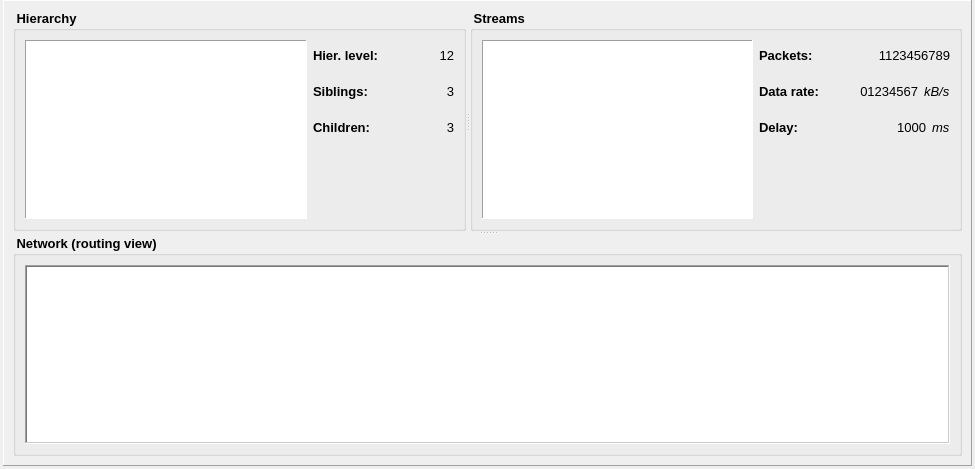
Qt form Homer/forms/Widgets/OverviewNetworkSimulationWidget.ui (Homer-Conferencing/Homer-Conferencing) before a commit.
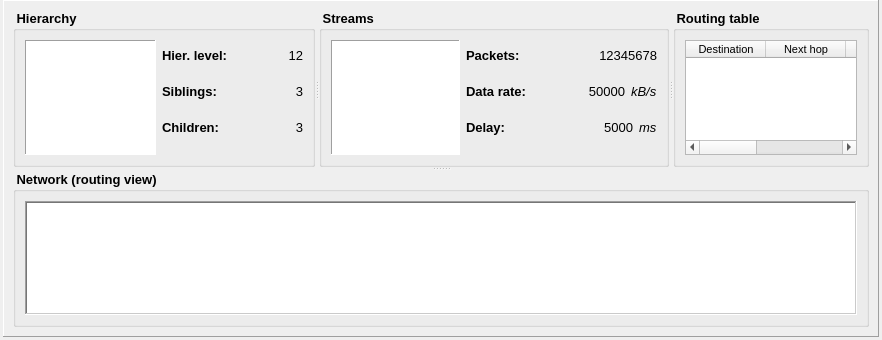
The same form after that commit.

Commit message: - extended simulation

What changed in the file:
```diff
--- a/Homer/forms/Widgets/OverviewNetworkSimulationWidget.ui
+++ b/Homer/forms/Widgets/OverviewNetworkSimulationWidget.ui
@@ -6,8 +6,8 @@
    <rect>
     <x>0</x>
     <y>0</y>
-    <width>975</width>
-    <height>469</height>
+    <width>882</width>
+    <height>340</height>
    </rect>
   </property>
   <property name="font">
@@ -43,7 +43,7 @@
       <property name="frameShadow">
        <enum>QFrame::Raised</enum>
       </property>
-      <layout class="QVBoxLayout" name="verticalLayout_7">
+      <layout class="QVBoxLayout" name="verticalLayout_8">
        <item>
         <widget class="QSplitter" name="splitter_2">
          <property name="orientation">
@@ -114,7 +114,7 @@
                     </property>
                     <property name="maximumSize">
                      <size>
-                      <width>16777215</width>
+                      <width>80</width>
                       <height>30</height>
                      </size>
                     </property>
@@ -175,7 +175,7 @@
                     </property>
                     <property name="maximumSize">
                      <size>
-                      <width>16777215</width>
+                      <width>80</width>
                       <height>30</height>
                      </size>
                     </property>
@@ -201,7 +201,7 @@
                    <widget class="QLabel" name="mLbSiblings">
                     <property name="minimumSize">
                      <size>
-                      <width>50</width>
+                      <width>20</width>
                       <height>0</height>
                      </size>
                     </property>
@@ -227,13 +227,13 @@
                    <widget class="QLabel" name="label_7">
                     <property name="minimumSize">
                      <size>
-                      <width>0</width>
+                      <width>80</width>
                       <height>30</height>
                      </size>
                     </property>
                     <property name="maximumSize">
                      <size>
-                      <width>16777215</width>
+                      <width>80</width>
                       <height>30</height>
                      </size>
                     </property>
@@ -259,7 +259,7 @@
                    <widget class="QLabel" name="mLbChildren">
                     <property name="minimumSize">
                      <size>
-                      <width>50</width>
+                      <width>20</width>
                       <height>0</height>
                      </size>
                     </property>
@@ -350,7 +350,7 @@
                     </property>
                     <property name="maximumSize">
                      <size>
-                      <width>16777215</width>
+                      <width>80</width>
                       <height>30</height>
                      </size>
                     </property>
@@ -390,7 +390,7 @@
                      </font>
                     </property>
                     <property name="text">
-                     <string>1123456789</string>
+                     <string>12345678</string>
                     </property>
                     <property name="alignment">
                      <set>Qt::AlignRight|Qt::AlignTrailing|Qt::AlignVCenter</set>
@@ -411,7 +411,7 @@
                     </property>
                     <property name="maximumSize">
                      <size>
-                      <width>16777215</width>
+                      <width>80</width>
                       <height>30</height>
                      </size>
                     </property>
@@ -448,7 +448,7 @@
                      </font>
                     </property>
                     <property name="text">
-                     <string>01234567</string>
+                     <string>50000</string>
                     </property>
                     <property name="alignment">
                      <set>Qt::AlignRight|Qt::AlignTrailing|Qt::AlignVCenter</set>
@@ -483,7 +483,7 @@
                     </property>
                     <property name="maximumSize">
                      <size>
-                      <width>16777215</width>
+                      <width>80</width>
                       <height>30</height>
                      </size>
                     </property>
@@ -520,7 +520,7 @@
                      </font>
                     </property>
                     <property name="text">
-                     <string>1000</string>
+                     <string>5000</string>
                     </property>
                     <property name="alignment">
                      <set>Qt::AlignRight|Qt::AlignTrailing|Qt::AlignVCenter</set>
@@ -562,8 +562,81 @@
             </item>
            </layout>
           </widget>
+          <widget class="QGroupBox" name="mGrpRouting">
+           <property name="font">
+            <font>
+             <weight>75</weight>
+             <bold>true</bold>
+            </font>
+           </property>
+           <property name="title">
+            <string> Routing table </string>
+           </property>
+           <layout class="QVBoxLayout" name="verticalLayout_7">
+            <item>
+             <widget class="QTableWidget" name="mTwRouting">
+              <property name="font">
+               <font>
+                <pointsize>8</pointsize>
+                <weight>50</weight>
+                <bold>false</bold>
+               </font>
+              </property>
+              <property name="selectionMode">
+               <enum>QAbstractItemView::NoSelection</enum>
+              </property>
+              <attribute name="horizontalHeaderDefaultSectionSize">
+               <number>80</number>
+              </attribute>
+              <attribute name="horizontalHeaderMinimumSectionSize">
+               <number>20</number>
+              </attribute>
+              <attribute name="horizontalHeaderStretchLastSection">
+               <bool>true</bool>
+              </attribute>
+              <attribute name="verticalHeaderDefaultSectionSize">
+               <number>20</number>
+              </attribute>
+              <attribute name="verticalHeaderMinimumSectionSize">
+               <number>20</number>
+              </attribute>
+              <column>
+               <property name="text">
+                <string>Destination</string>
+               </property>
+              </column>
+              <column>
+               <property name="text">
+                <string>Next hop</string>
+               </property>
+              </column>
+              <column>
+               <property name="text">
+                <string>Costs</string>
+               </property>
+              </column>
+              <column>
+               <property name="text">
+                <string>Data rate</string>
+               </property>
+              </column>
+              <column>
+               <property name="text">
+                <string>Delay</string>
+               </property>
+              </column>
+             </widget>
+            </item>
+           </layout>
+          </widget>
          </widget>
          <widget class="QGroupBox" name="groupBox_3">
+          <property name="font">
+           <font>
+            <weight>75</weight>
+            <bold>true</bold>
+           </font>
+          </property>
           <property name="title">
            <string> Network (routing view) </string>
           </property>
```
The commit also changes 8 other files.
